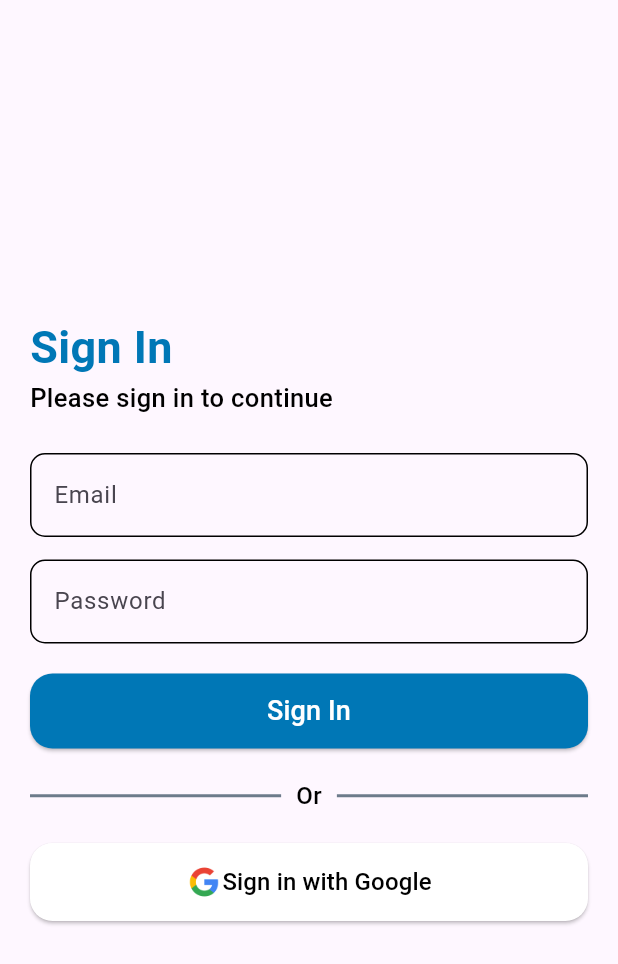
After one commit to septianyogi/med_document, a Flutter app: the LoginPage screen opened directly, on a phone screen of 412 x 824 dp. The commit adds this screen. Shown: the top 964 px of the screen. Run offline on Flutter 3.47's test engine with Material 3 defaults, Android fonts, the phone set to English and light mode, and no system bars; our stand-ins replace dartz, dropdown_button2, flutter_dotenv, flutter_riverpod, shared_preferences, sqflite and 1 more; missing offline and left inert: d_method; accounts and stored records are empty.

Commit message:
feat: integrate Supabase for medicine management with UUID support and add login page

```diff
--- /dev/null
+++ b/lib/datasource/supabase/auth_supabase.dart
@@ -0,0 +1,5 @@
+import 'package:supabase_flutter/supabase_flutter.dart';
+
+class AuthSupabase {
+  final supabase = Supabase.instance.client;
+}
--- a/lib/datasource/supabase/medicine_supabase.dart
+++ b/lib/datasource/supabase/medicine_supabase.dart
@@ -5,16 +5,20 @@ import 'package:supabase_flutter/supabase_flutter.dart';
 class MedicineSupabase {
   final supabase = Supabase.instance.client;
   Future<Either<Failure, bool>> insertMedicine(
+    String uuId,
     String name,
     String dosage,
     String frequency,
+    String controlId,
     int quantity,
   ) async {
     try {
       await supabase.from('medicines').insert({
+        'uuId': uuId,
         'name': name,
         'dosage': dosage,
         'frequency': frequency,
+        'control_id': controlId,
         'quantity': quantity,
       });
       print('Medicine added to supabase successfully');
--- a/lib/main.dart
+++ b/lib/main.dart
@@ -5,6 +5,7 @@ import 'package:flutter_riverpod/flutter_riverpod.dart';
 import 'package:intl/intl.dart';
 
 import 'package:med_document/page/dashboard/dashboard.dart';
+import 'package:med_document/page/login_page.dart';
 import 'package:supabase_flutter/supabase_flutter.dart';
 
 void main() async {
--- a/lib/model/medicine_model.dart
+++ b/lib/model/medicine_model.dart
@@ -6,6 +6,7 @@ class MedicineModel {
   String? frequency;
   int? quantity;
   String? controlId;
+  bool synced;
 
   MedicineModel({
     this.id,
@@ -15,6 +16,7 @@ class MedicineModel {
     this.frequency,
     this.quantity,
     this.controlId,
+    required this.synced,
   });
 
   factory MedicineModel.fromJson(Map<String, dynamic> map) {
@@ -26,6 +28,7 @@ class MedicineModel {
       frequency: map['frequency'],
       quantity: map['quantity'],
       controlId: map['controlId'],
+      synced: map['synced'] == 1,
     );
   }
 
@@ -38,6 +41,7 @@ class MedicineModel {
       'frequency': frequency,
       'quantity': quantity,
       'controlId': controlId,
+      'synced': synced ? 1 : 0,
     };
   }
 }
--- /dev/null
+++ b/lib/page/login_page.dart
@@ -0,0 +1,196 @@
+import 'package:flutter/material.dart';
+import 'package:flutter_riverpod/flutter_riverpod.dart';
+import 'package:med_document/config/app_color.dart';
+
+class LoginPage extends ConsumerStatefulWidget {
+  const LoginPage({super.key});
+
+  @override
+  ConsumerState<LoginPage> createState() => _LoginPageState();
+}
+
+class _LoginPageState extends ConsumerState<LoginPage> {
+  final _formKey = GlobalKey<FormState>();
+  final TextEditingController emailController = TextEditingController();
+  final TextEditingController passwordController = TextEditingController();
+  @override
+  Widget build(BuildContext context) {
+    return SafeArea(
+      child: Scaffold(
+        body: Padding(
+          padding: const EdgeInsets.symmetric(horizontal: 20),
+          child: Form(
+            key: _formKey,
+            child: Column(
+              crossAxisAlignment: CrossAxisAlignment.start,
+              mainAxisAlignment: MainAxisAlignment.center,
+              children: [
+                Text(
+                  'Sign In',
+                  style: TextStyle(
+                    fontSize: 30,
+                    fontWeight: FontWeight.w700,
+                    color: AppColor.primaryColor,
+                  ),
+                ),
+                Text(
+                  'Please sign in to continue',
+                  style: TextStyle(
+                    fontSize: 17,
+                    fontWeight: FontWeight.w500,
+                    color: AppColor.primaryTextColor,
+                  ),
+                ),
+                SizedBox(height: 25),
+                TextFormField(
+                  controller: emailController,
+                  decoration: InputDecoration(
+                    labelText: 'Email',
+                    focusedBorder: OutlineInputBorder(
+                      borderSide: BorderSide(color: AppColor.primaryColor),
+                      borderRadius: BorderRadius.circular(10),
+                    ),
+                    enabledBorder: OutlineInputBorder(
+                      borderSide: BorderSide(color: AppColor.primaryTextColor),
+                      borderRadius: BorderRadius.circular(10),
+                    ),
+                    disabledBorder: OutlineInputBorder(
+                      borderSide: BorderSide(color: AppColor.primaryTextColor),
+                      borderRadius: BorderRadius.circular(10),
+                    ),
+                    border: OutlineInputBorder(
+                      borderRadius: BorderRadius.circular(10),
+                    ),
+                  ),
+                  validator: (value) {
+                    if (value == null || value.isEmpty) {
+                      return 'Please enter your email';
+                    }
+                    return null;
+                  },
+                ),
+                SizedBox(height: 15),
+                TextFormField(
+                  controller: passwordController,
+                  decoration: InputDecoration(
+                    labelText: 'Password',
+                    focusedBorder: OutlineInputBorder(
+                      borderSide: BorderSide(color: AppColor.primaryColor),
+                      borderRadius: BorderRadius.circular(10),
+                    ),
+                    enabledBorder: OutlineInputBorder(
+                      borderSide: BorderSide(color: AppColor.primaryTextColor),
+                      borderRadius: BorderRadius.circular(10),
+                    ),
+                    disabledBorder: OutlineInputBorder(
+                      borderSide: BorderSide(color: AppColor.primaryTextColor),
+                      borderRadius: BorderRadius.circular(10),
+                    ),
+                    border: OutlineInputBorder(
+                      borderRadius: BorderRadius.circular(10),
+                    ),
+                  ),
+                  obscureText: true,
+                  validator: (value) {
+                    if (value == null || value.isEmpty) {
+                      return 'Please enter your password';
+                    }
+                    return null;
+                  },
+                ),
+                SizedBox(height: 20),
+                Row(
+                  children: [
+                    Expanded(
+                      child: ElevatedButton(
+                        onPressed: () {},
+                        style: ElevatedButton.styleFrom(
+                          backgroundColor: AppColor.primaryColor,
+                          shape: RoundedRectangleBorder(
+                            borderRadius: BorderRadius.circular(15),
+                          ),
+                          padding: const EdgeInsets.symmetric(vertical: 12),
+                        ),
+                        child: Text(
+                          'Sign In',
+                          style: TextStyle(
+                            fontSize: 18,
+                            fontWeight: FontWeight.w500,
+                            color: AppColor.whiteColor,
+                          ),
+                        ),
+                      ),
+                    ),
+                  ],
+                ),
+                SizedBox(height: 20),
+                Row(
+                  children: [
+                    Expanded(
+                      child: Container(
+                        height: 2,
+                        color: AppColor.tertiaryTextColor,
+                      ),
+                    ),
+                    Padding(
+                      padding: const EdgeInsets.symmetric(horizontal: 10),
+                      child: Text(
+                        'Or',
+                        style: TextStyle(
+                          fontSize: 16,
+                          fontWeight: FontWeight.w500,
+                          color: AppColor.primaryTextColor,
+                        ),
+                      ),
+                    ),
+                    Expanded(
+                      child: Container(
+                        height: 2,
+                        color: AppColor.tertiaryTextColor,
+                      ),
+                    ),
+                  ],
+                ),
+                SizedBox(height: 20),
+                Row(
+                  children: [
+                    Expanded(
+                      child: ElevatedButton(
+                        onPressed: () {},
+                        style: ElevatedButton.styleFrom(
+                          backgroundColor: AppColor.whiteColor,
+                          shape: RoundedRectangleBorder(
+                            borderRadius: BorderRadius.circular(15),
+                          ),
+                          padding: const EdgeInsets.symmetric(vertical: 14),
+                        ),
+                        child: Row(
+                          mainAxisAlignment: MainAxisAlignment.center,
+                          children: [
+                            Image.asset(
+                              'assets/google_logo.png',
+                              width: 24,
+                              height: 24,
+                            ),
+                            Text(
+                              'Sign in with Google',
+                              style: TextStyle(
+                                fontSize: 16,
+                                fontWeight: FontWeight.w500,
+                                color: AppColor.primaryTextColor,
+                              ),
+                            ),
+                          ],
+                        ),
+                      ),
+                    ),
+                  ],
+                ),
+              ],
+            ),
+          ),
+        ),
+      ),
+    ); // Placeholder for login UI
+  }
+}
--- a/lib/provider/doctor_provider.dart
+++ b/lib/provider/doctor_provider.dart
@@ -80,9 +80,9 @@ class DoctorNotifier extends StateNotifier<AsyncValue<List<DoctorModel>>> {
           }
         },
       );
-      if (supabase == true) {
-      } else {}
-    } catch (e) {}
+    } catch (e) {
+      state = AsyncValue.error(e.toString(), StackTrace.current);
+    }
   }
 
   Future<void> updateDoctor(
--- a/pubspec.yaml
+++ b/pubspec.yaml
@@ -34,6 +34,7 @@ flutter:
   # To add assets to your application, add an assets section, like this:
   assets:
     - .env
+    - assets/
 
   # An image asset can refer to one or more resolution-specific "variants", see
   # https://flutter.dev/to/resolution-aware-images
```
Also changed, not shown: lib/dbHelper/db_helper.dart (+21 -21 lines), lib/page/detail_control.dart (+33 -4 lines), lib/provider/control_provider.dart (+5 -5 lines), lib/provider/medicine_provider.dart (+59 -4 lines), assets/google_logo.png (added), 1 other file.
